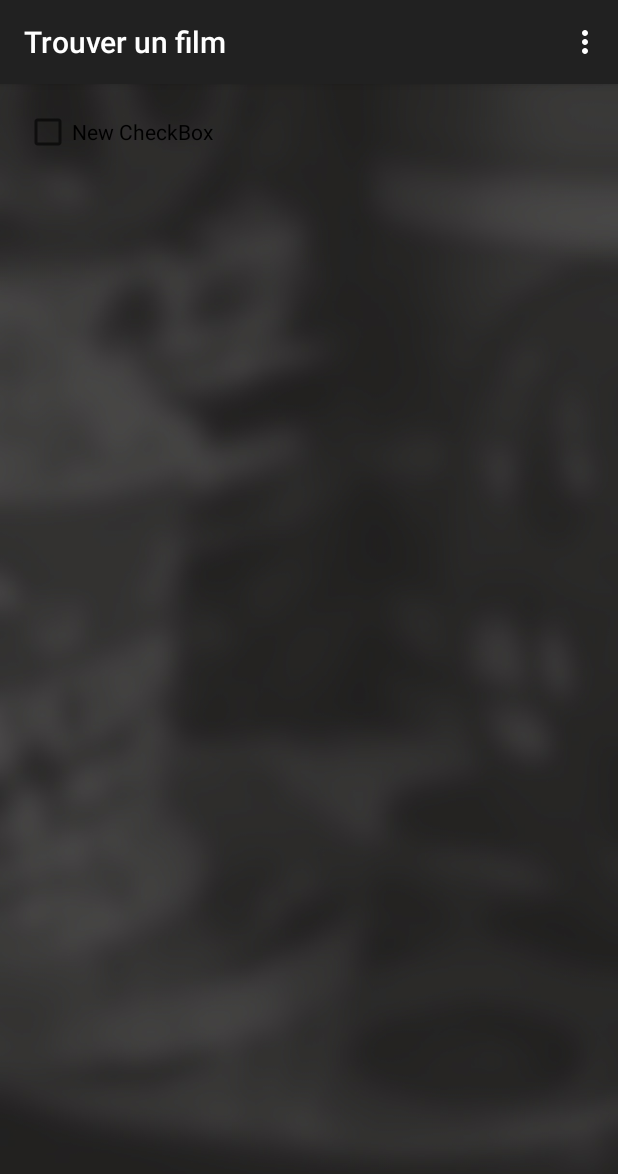
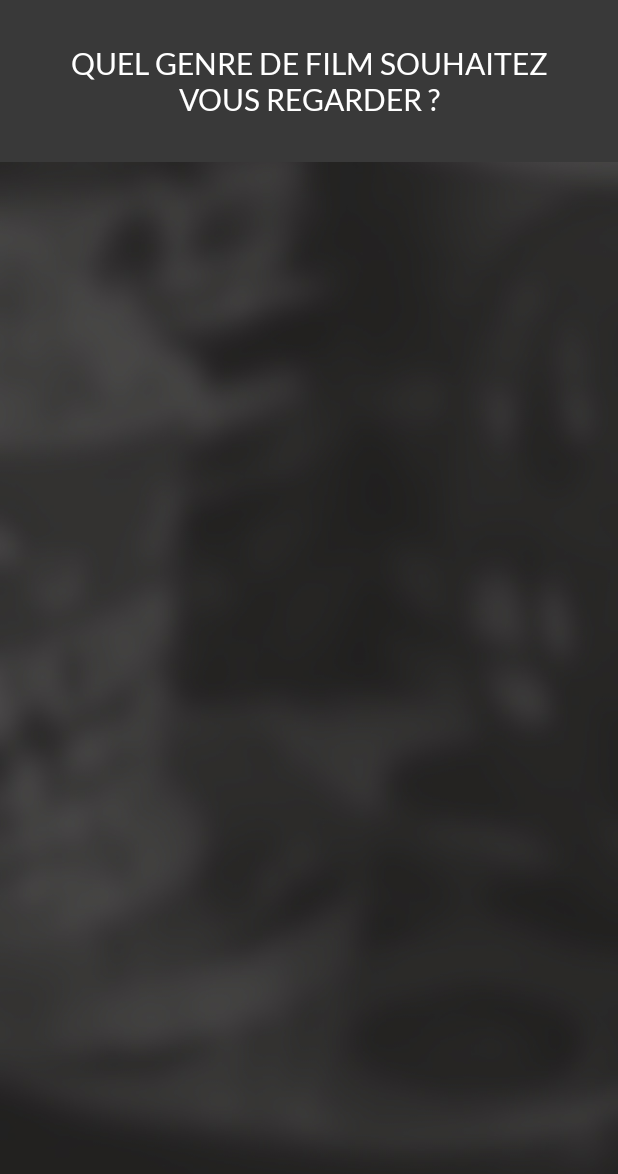
Before and after one commit to alexandre025/Findamovie, an Android app: the screen it shows after launch (FindMovie), after a tap on "TROUVER UN FILM", on a phone screen of 412 x 824 dp. Shown: the top 1174 px of the screen. Run offline under Robolectric (Android 15) with nearby library versions, the phone set to English and light mode, and no system bars.

Commit message:
Begining of find a movie page

```diff
--- a/Android/FindAMovie/app/src/main/java/net/hetic/findamovie/FindMovie.java
+++ b/Android/FindAMovie/app/src/main/java/net/hetic/findamovie/FindMovie.java
@@ -1,19 +1,29 @@
 package net.hetic.findamovie;
 
 import android.app.ActionBar;
+import android.graphics.Typeface;
 import android.support.v7.app.ActionBarActivity;
 import android.os.Bundle;
 import android.view.Menu;
 import android.view.MenuItem;
 import android.view.View;
+import android.widget.TextView;
 
 
 public class FindMovie extends ActionBarActivity {
+
+    private TextView step1Comment;
 
     @Override
     protected void onCreate(Bundle savedInstanceState) {
         super.onCreate(savedInstanceState);
         setContentView(R.layout.activity_find_movie);
+        getSupportActionBar().hide(); // REMOVE THIS LINE TO DISPLAY ACTION BAR
+
+        step1Comment = (TextView) findViewById(R.id.step1_comment);
+        Typeface font = Typeface.createFromAsset(getAssets(), "Lato-Regular.ttf");
+        step1Comment.setTypeface(font);
+
 
     }
 
--- a/Android/FindAMovie/app/src/main/java/net/hetic/findamovie/MainActivity.java
+++ b/Android/FindAMovie/app/src/main/java/net/hetic/findamovie/MainActivity.java
@@ -1,6 +1,7 @@
 package net.hetic.findamovie;
 
 import android.app.Activity;
+import android.graphics.Typeface;
 import android.support.v7.app.ActionBarActivity;
 import android.os.Bundle;
 import android.view.Menu;
@@ -27,6 +28,10 @@ public class MainActivity extends Activity implements View.OnClickListener, Adap
 
         buttonFindAMovie = (Button) findViewById(R.id.buttonFindAMovie);
         buttonMyMovies = (Button) findViewById(R.id.buttonMyMovies);
+
+        Typeface font = Typeface.createFromAsset(getAssets(), "Lato-Regular.ttf");
+        buttonFindAMovie.setTypeface(font);
+        buttonMyMovies.setTypeface(font);
     }
 
     @Override
--- a/Android/FindAMovie/app/src/main/res/drawable/button_shape.xml
+++ b/Android/FindAMovie/app/src/main/res/drawable/button_shape.xml
@@ -12,6 +12,8 @@
         android:angle="90"/>
     <padding
         android:left="15dp"
-        android:right="15dp" />
+        android:right="15dp"
+        android:top="15dp"
+        android:bottom="15dp"/>
 
 </shape>
--- a/Android/FindAMovie/app/src/main/res/layout/activity_find_movie.xml
+++ b/Android/FindAMovie/app/src/main/res/layout/activity_find_movie.xml
@@ -1,6 +1,7 @@
-<RelativeLayout xmlns:android="http://schemas.android.com/apk/res/android"
-    xmlns:tools="http://schemas.android.com/tools" android:layout_width="match_parent"
-    android:layout_height="match_parent" android:paddingLeft="@dimen/activity_horizontal_margin"
+<ScrollView xmlns:android="http://schemas.android.com/apk/res/android"
+    xmlns:tools="http://schemas.android.com/tools" android:layout_width="fill_parent"
+    android:layout_height="fill_parent"
+    android:paddingLeft="@dimen/activity_horizontal_margin"
     android:paddingRight="@dimen/activity_horizontal_margin"
     android:paddingTop="@dimen/activity_vertical_margin"
     android:paddingBottom="@dimen/activity_vertical_margin"
@@ -8,21 +9,23 @@
     tools:context="net.hetic.findamovie.FindMovie"
     android:id="@+id/activity_find_movie">
 
+    <RelativeLayout
+        android:layout_width="fill_parent"
+        android:layout_height="fill_parent">
+        <TextView
+            android:layout_width="match_parent"
+            android:layout_height="wrap_content"
+            android:text="@string/step1_comment"
+            android:id="@+id/step1_comment"
+            android:layout_alignParentTop="true"
+            android:layout_centerHorizontal="true"
+            android:textColor="#FFF"
+            android:background="#393939"
+            android:textAllCaps="true"
+            android:textSize="20sp"
+            android:gravity="center"
 
-    <ScrollView
-        android:layout_width="wrap_content"
-        android:layout_height="wrap_content"
-        android:id="@+id/scrollView"
-        android:layout_alignParentTop="true"
-        android:layout_alignParentStart="true" >
+            android:padding="30dp"/>
+    </RelativeLayout>
 
-        <CheckBox
-            android:layout_width="wrap_content"
-            android:layout_height="wrap_content"
-            android:text="New CheckBox"
-            android:id="@+id/checkBox"
-            android:layout_below="@+id/scrollView"
-            android:layout_alignParentStart="true" />
-    </ScrollView>
-
-</RelativeLayout>
+</ScrollView>
--- a/Android/FindAMovie/app/src/main/res/values/dimens.xml
+++ b/Android/FindAMovie/app/src/main/res/values/dimens.xml
@@ -1,5 +1,7 @@
 <resources>
     <!-- Default screen margins, per the Android Design guidelines. -->
-    <dimen name="activity_horizontal_margin">16dp</dimen>
-    <dimen name="activity_vertical_margin">16dp</dimen>
+    <dimen name="activity_horizontal_margin">0dp</dimen>
+    <dimen name="activity_vertical_margin">0dp</dimen>
+    <dimen name="main_activity_horizontal_margin">16dp</dimen>
+    <dimen name="main_activity_vertical_margin">16dp</dimen>
 </resources>
--- a/Android/FindAMovie/app/src/main/res/values/strings.xml
+++ b/Android/FindAMovie/app/src/main/res/values/strings.xml
@@ -3,4 +3,5 @@
     <string name="title_activity_find_movie">Trouver un film</string>
     <string name="title_activity_my_movies">Mes films</string>
     <string name="logo_description">Logo Find a movie</string>
+    <string name="step1_comment">quel genre de film souhaitez vous regarder ?</string>
 </resources>
```
Also changed, not shown: Android/FindAMovie/app/src/main/res/layout/activity_main.xml (+11 -9 lines), Android/FindAMovie/app/src/main/assets/Lato-Regular.ttf (added).
